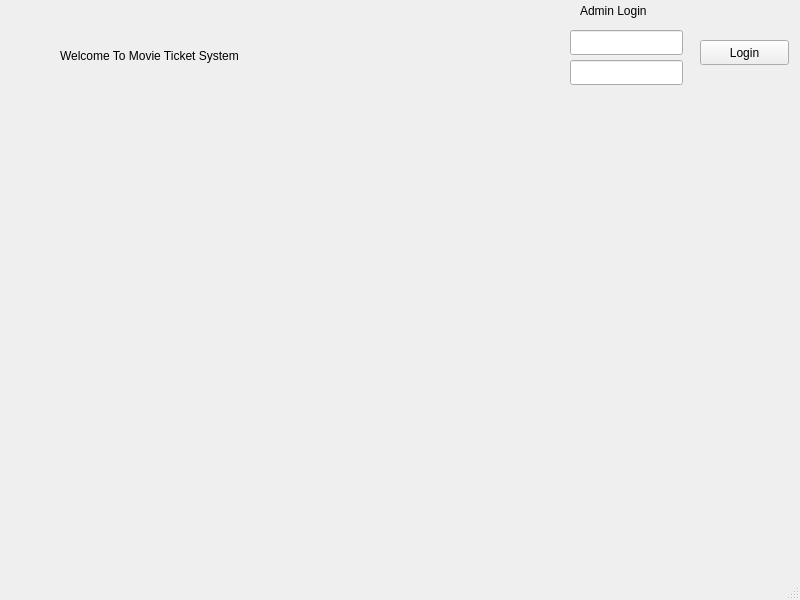
Qt form movieBookingUiBased/mainwindow.ui (sahil4129/movie_booking_system) before a commit.
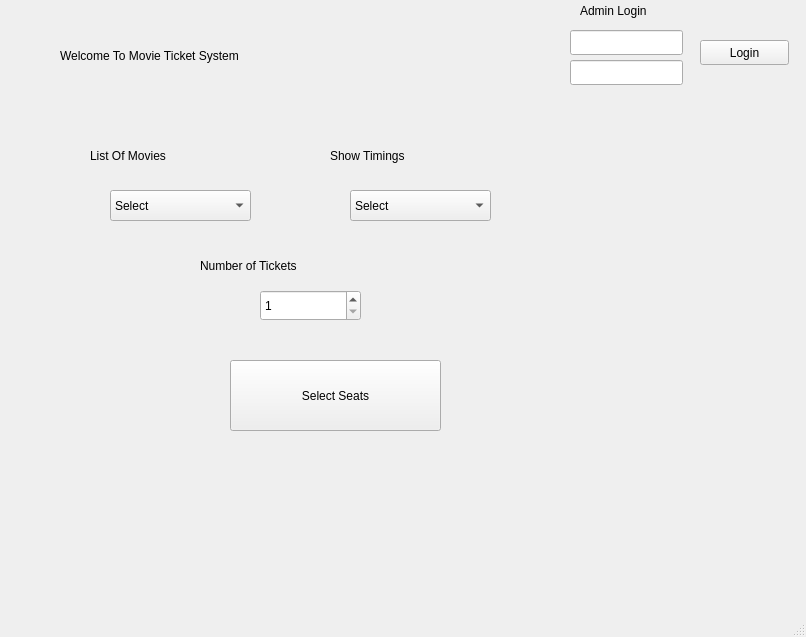
The same form after that commit.

Commit message: add new seat widge and its functions

What changed in the file:
```diff
--- a/movieBookingUiBased/mainwindow.ui
+++ b/movieBookingUiBased/mainwindow.ui
@@ -6,8 +6,8 @@
    <rect>
     <x>0</x>
     <y>0</y>
-    <width>800</width>
-    <height>600</height>
+    <width>806</width>
+    <height>637</height>
    </rect>
   </property>
   <property name="windowTitle">
@@ -89,6 +89,138 @@
      <string/>
     </property>
    </widget>
+   <widget class="QLabel" name="mainlabal_2">
+    <property name="geometry">
+     <rect>
+      <x>90</x>
+      <y>140</y>
+      <width>191</width>
+      <height>31</height>
+     </rect>
+    </property>
+    <property name="styleSheet">
+     <string notr="true">font: 75 19pt &quot;Serif&quot;;</string>
+    </property>
+    <property name="text">
+     <string>List Of Movies</string>
+    </property>
+   </widget>
+   <widget class="QComboBox" name="listMoviecomboBox">
+    <property name="geometry">
+     <rect>
+      <x>110</x>
+      <y>190</y>
+      <width>141</width>
+      <height>31</height>
+     </rect>
+    </property>
+    <item>
+     <property name="text">
+      <string>Select</string>
+     </property>
+    </item>
+    <item>
+     <property name="text">
+      <string>Super Man 2</string>
+     </property>
+    </item>
+    <item>
+     <property name="text">
+      <string>Robot 2</string>
+     </property>
+    </item>
+    <item>
+     <property name="text">
+      <string>Khichdi 2</string>
+     </property>
+    </item>
+    <item>
+     <property name="text">
+      <string>Love Aaj Kal</string>
+     </property>
+    </item>
+    <item>
+     <property name="text">
+      <string>Kalam</string>
+     </property>
+    </item>
+   </widget>
+   <widget class="QLabel" name="mainlabal_3">
+    <property name="geometry">
+     <rect>
+      <x>330</x>
+      <y>140</y>
+      <width>191</width>
+      <height>31</height>
+     </rect>
+    </property>
+    <property name="styleSheet">
+     <string notr="true">font: 75 19pt &quot;Serif&quot;;</string>
+    </property>
+    <property name="text">
+     <string>Show Timings</string>
+    </property>
+   </widget>
+   <widget class="QComboBox" name="timingcomboBox">
+    <property name="geometry">
+     <rect>
+      <x>350</x>
+      <y>190</y>
+      <width>141</width>
+      <height>31</height>
+     </rect>
+    </property>
+    <item>
+     <property name="text">
+      <string>Select</string>
+     </property>
+    </item>
+   </widget>
+   <widget class="QLabel" name="mainlabal_4">
+    <property name="geometry">
+     <rect>
+      <x>200</x>
+      <y>250</y>
+      <width>241</width>
+      <height>31</height>
+     </rect>
+    </property>
+    <property name="styleSheet">
+     <string notr="true">font: 75 19pt &quot;Serif&quot;;</string>
+    </property>
+    <property name="text">
+     <string>Number of Tickets</string>
+    </property>
+   </widget>
+   <widget class="QSpinBox" name="ticketspinBox">
+    <property name="geometry">
+     <rect>
+      <x>260</x>
+      <y>290</y>
+      <width>101</width>
+      <height>31</height>
+     </rect>
+    </property>
+    <property name="minimum">
+     <number>1</number>
+    </property>
+    <property name="maximum">
+     <number>30</number>
+    </property>
+   </widget>
+   <widget class="QPushButton" name="adminLoginpushButton_2">
+    <property name="geometry">
+     <rect>
+      <x>230</x>
+      <y>360</y>
+      <width>211</width>
+      <height>71</height>
+     </rect>
+    </property>
+    <property name="text">
+     <string>Select Seats</string>
+    </property>
+   </widget>
   </widget>
   <widget class="QMenuBar" name="menubar">
    <property name="geometry">
```
Left out of the diff: 2 changed lines with no effect on the pictures. The commit also changes 7 other files.
